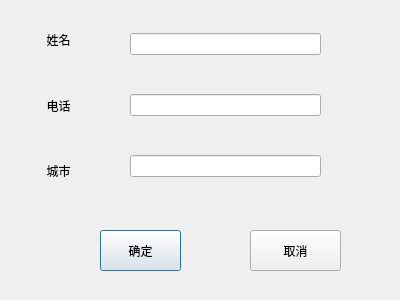
The window that adddatadialog.ui (honk2333/Address-book) describes before a commit, drawn with Qt 5.
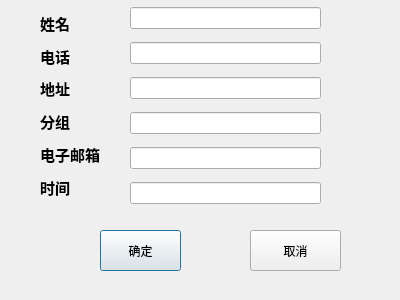
The same window after the commit.

What changed in the file:
```diff
--- a/adddatadialog.ui
+++ b/adddatadialog.ui
@@ -58,6 +58,15 @@
     <item>
      <widget class="QLineEdit" name="CityEdit"/>
     </item>
+    <item>
+     <widget class="QLineEdit" name="TypeEdit"/>
+    </item>
+    <item>
+     <widget class="QLineEdit" name="EmailEdit"/>
+    </item>
+    <item>
+     <widget class="QLineEdit" name="TimeEdit"/>
+    </item>
    </layout>
   </widget>
   <widget class="QWidget" name="verticalLayoutWidget_2">
@@ -73,21 +82,42 @@
     <item>
      <widget class="QLabel" name="Namelabel">
       <property name="text">
-       <string>  姓名</string>
+       <string>&lt;html&gt;&lt;head/&gt;&lt;body&gt;&lt;p&gt;&lt;span style=&quot; font-size:11pt; font-weight:600;&quot;&gt;  姓名&lt;/span&gt;&lt;/p&gt;&lt;/body&gt;&lt;/html&gt;</string>
       </property>
      </widget>
     </item>
     <item>
      <widget class="QLabel" name="Phonelabel">
       <property name="text">
-       <string>  电话</string>
+       <string>&lt;html&gt;&lt;head/&gt;&lt;body&gt;&lt;p&gt;&lt;span style=&quot; font-size:11pt; font-weight:600;&quot;&gt;  电话&lt;/span&gt;&lt;/p&gt;&lt;/body&gt;&lt;/html&gt;</string>
       </property>
      </widget>
     </item>
     <item>
      <widget class="QLabel" name="Citylabel">
       <property name="text">
-       <string>  城市</string>
+       <string>&lt;html&gt;&lt;head/&gt;&lt;body&gt;&lt;p&gt;&lt;span style=&quot; font-size:11pt; font-weight:600;&quot;&gt;  地址&lt;/span&gt;&lt;/p&gt;&lt;/body&gt;&lt;/html&gt;</string>
+      </property>
+     </widget>
+    </item>
+    <item>
+     <widget class="QLabel" name="Typelabel">
+      <property name="text">
+       <string>&lt;html&gt;&lt;head/&gt;&lt;body&gt;&lt;p&gt;&lt;span style=&quot; font-size:11pt; font-weight:600;&quot;&gt; 分组&lt;/span&gt;&lt;/p&gt;&lt;/body&gt;&lt;/html&gt;</string>
+      </property>
+     </widget>
+    </item>
+    <item>
+     <widget class="QLabel" name="Emaillabel">
+      <property name="text">
+       <string>&lt;html&gt;&lt;head/&gt;&lt;body&gt;&lt;p&gt;&lt;span style=&quot; font-size:11pt; font-weight:600;&quot;&gt;电子邮箱&lt;/span&gt;&lt;/p&gt;&lt;/body&gt;&lt;/html&gt;</string>
+      </property>
+     </widget>
+    </item>
+    <item>
+     <widget class="QLabel" name="Timelabel">
+      <property name="text">
+       <string>&lt;html&gt;&lt;head/&gt;&lt;body&gt;&lt;p&gt;&lt;span style=&quot; font-size:11pt; font-weight:600;&quot;&gt;时间&lt;/span&gt;&lt;/p&gt;&lt;/body&gt;&lt;/html&gt;</string>
       </property>
      </widget>
     </item>
```
